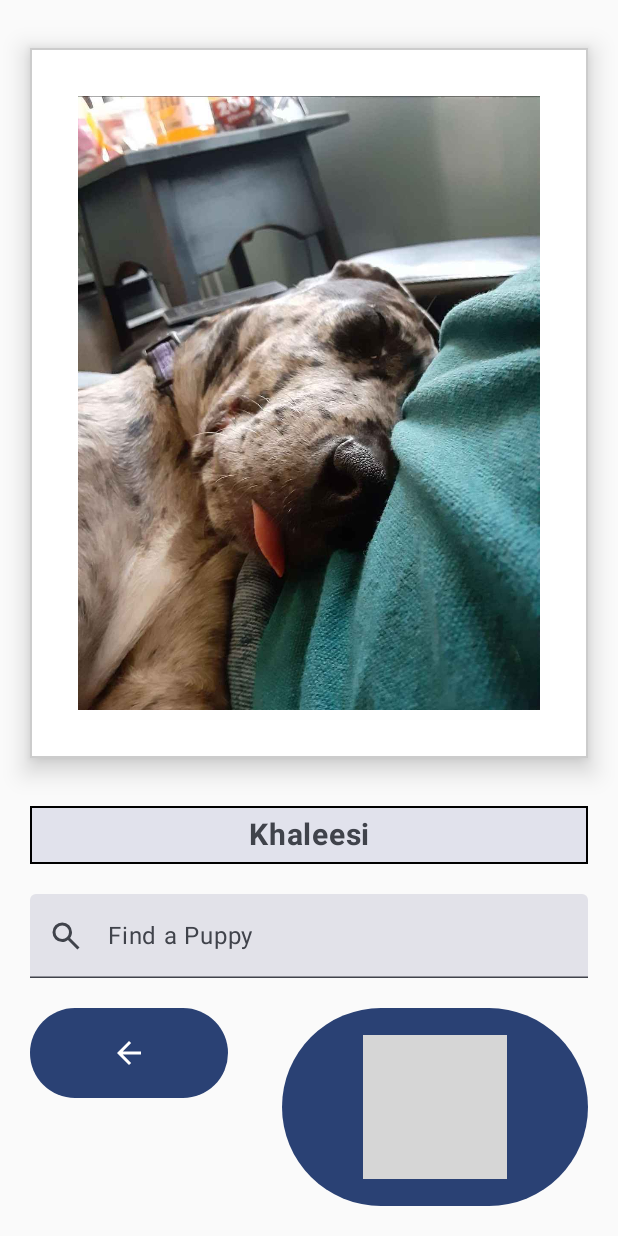
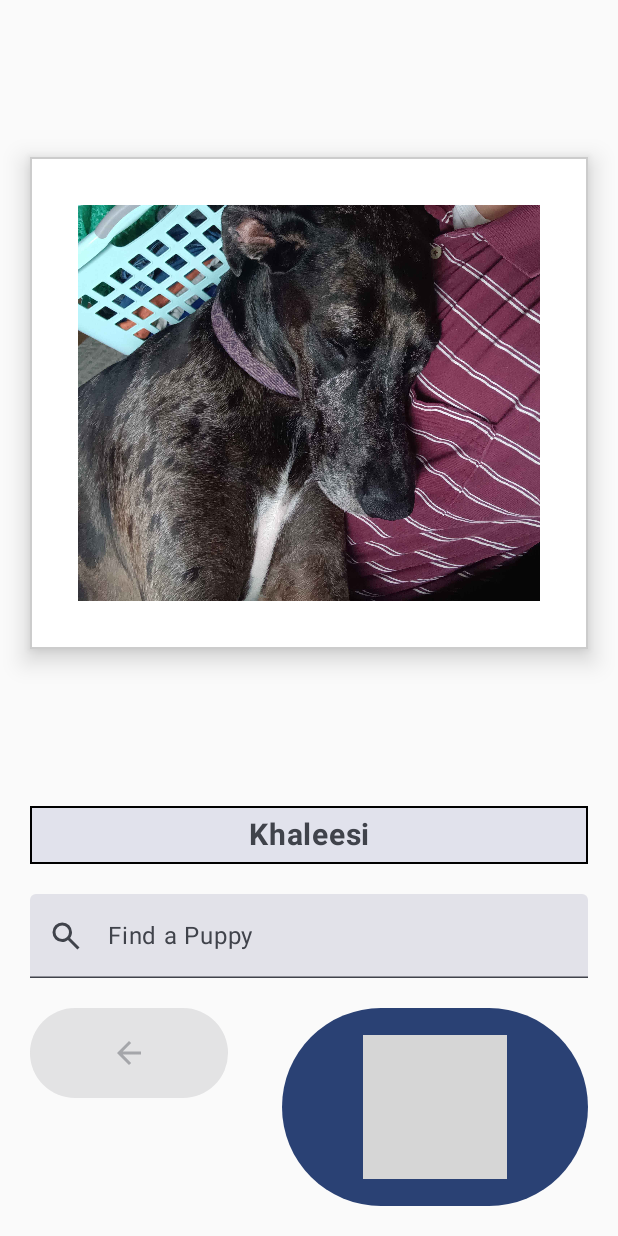
Before and after one commit to ShandlerR/puppy_pics, an Android app built with Jetpack Compose: the screen it shows after launch (MainActivity), on a phone screen of 412 x 824 dp. Run offline under Robolectric (Android 15) with nearby library versions, the light colour scheme and no system bars; grey boxes are pictures that could not be loaded.

Commit message:
Passed Some UI tests

```diff
--- a/app/src/main/java/com/example/dogimagesearch/MainActivity.kt
+++ b/app/src/main/java/com/example/dogimagesearch/MainActivity.kt
@@ -23,13 +23,16 @@ import androidx.compose.material3.Surface
 import androidx.compose.material3.Text
 import androidx.compose.material3.TextField
 import androidx.compose.runtime.Composable
+import androidx.compose.runtime.MutableState
 import androidx.compose.runtime.getValue
+import androidx.compose.runtime.mutableIntStateOf
 import androidx.compose.runtime.mutableStateOf
 import androidx.compose.runtime.remember
 import androidx.compose.runtime.setValue
 import androidx.compose.ui.Alignment
 import androidx.compose.ui.Modifier
 import androidx.compose.ui.graphics.Color
+import androidx.compose.ui.platform.testTag
 import androidx.compose.ui.res.painterResource
 import androidx.compose.ui.res.stringResource
 import androidx.compose.ui.text.font.FontWeight
@@ -67,12 +70,15 @@ class MainActivity : ComponentActivity() {
 
 @Composable
 fun DogImageSearch(imageDirectory: Map<String, List<Int>>,modifier: Modifier = Modifier) {
+    var index by remember { mutableIntStateOf(0) }
     var searchTerm by remember {
         mutableStateOf("")
     }
+    val searchResult = findCloseInDirectory(searchTerm, imageDirectory)
+    val nameAndImage = findNameAndImageByIndex(index, searchResult)
 
-    val searchResult = findCloseInDirectory(searchTerm, imageDirectory)
-
+    var backEnabled by remember { mutableStateOf(false) }
+    var frontEnabled by remember { mutableStateOf(true) }
     Column(
         modifier = modifier
             .fillMaxSize()
@@ -86,7 +92,7 @@ fun DogImageSearch(imageDirectory: Map<String, List<Int>>,modifier: Modifier = M
                 shadowElevation = 10.dp
             ) {
                 Image(
-                    painter = painterResource(id = R.drawable.kahlsee1),
+                    painter = painterResource(id = nameAndImage.second),
                     contentDescription = null,
                     modifier = Modifier.padding(32.dp)
                 )
@@ -98,7 +104,7 @@ fun DogImageSearch(imageDirectory: Map<String, List<Int>>,modifier: Modifier = M
             modifier = Modifier.fillMaxWidth()
         ) {
             Text(
-                text = "Khaleesi",
+                text = nameAndImage.first.lowercase().replaceFirstChar { it.uppercase() },
                 fontSize = 20.sp,
                 fontWeight = FontWeight.Bold,
                 textAlign = TextAlign.Center,
@@ -118,12 +124,21 @@ fun DogImageSearch(imageDirectory: Map<String, List<Int>>,modifier: Modifier = M
 
         Row (horizontalArrangement = Arrangement.SpaceBetween, modifier = Modifier.fillMaxWidth()) {
 
-            BigButton(R.drawable.arrow_back) {
-                Log.i(null, "Click Me Backward!")
+            BigButton(
+                iconResource = R.drawable.arrow_back,
+                enabled = backEnabled,
+                modifier = modifier.testTag("back")
+            ) {
+                index--
             }
 
-            BigButton(R.drawable.arrow_front) {
-                Log.i(null, "Click Me Forward!")
+            BigButton(
+                iconResource = R.drawable.arrow_front,
+                enabled = frontEnabled,
+                modifier = modifier.testTag("front")
+            ) {
+                backEnabled = true
+                index++
             }
         }
 
@@ -131,10 +146,13 @@ fun DogImageSearch(imageDirectory: Map<String, List<Int>>,modifier: Modifier = M
 }
 
 @Composable
-fun BigButton(@DrawableRes iconResource: Int, onClick: () -> Unit) {
-    Button(
-        onClick = onClick,
-    ) {
+fun BigButton(
+    @DrawableRes iconResource: Int,
+    enabled: Boolean,
+    modifier: Modifier,
+    onClick: () -> Unit
+) {
+    Button(enabled = enabled ,onClick = onClick, modifier = modifier) {
         Icon(
             painter = painterResource(id = iconResource),
             contentDescription = null,
@@ -153,7 +171,10 @@ internal fun findCloseInDirectory(searchTerm: String, directory: Map<String, Lis
         return directory
     }
 
-    return directory.filterKeys { it.lowercase().contains(cleanedSearchTerm) }
+    return directory.filterKeys {
+        val cleanedKey = it.replace(" ", "").lowercase()
+        cleanedKey.contains(cleanedSearchTerm)
+    }
 }
 
 @VisibleForTesting
```
Also changed, not shown: 2 other files.
